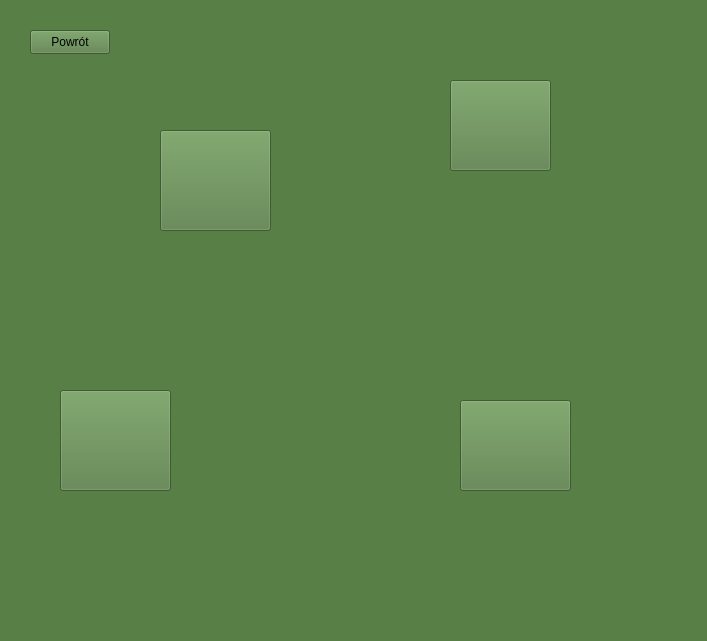
Qt form mapa.ui (SzaryKarton/Kamyczki-) before a commit.
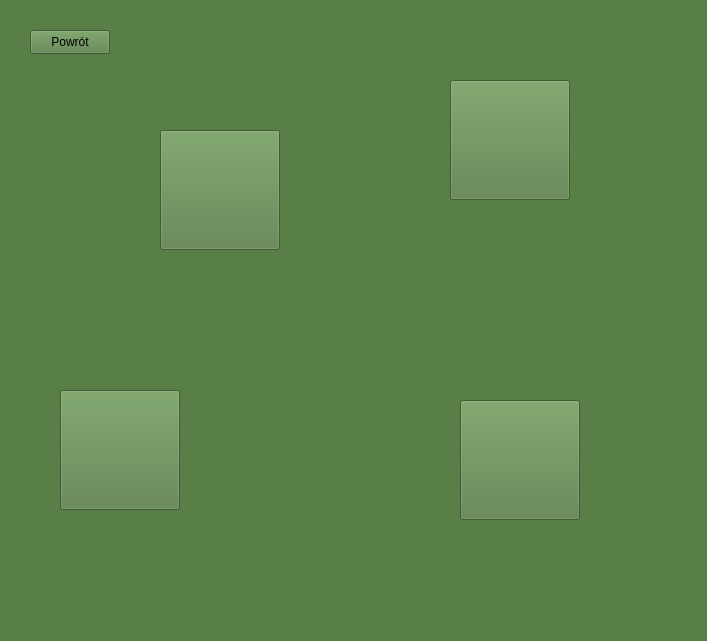
The same form after that commit. Icons and pictures are not drawn.

What changed in the file:
```diff
--- a/mapa.ui
+++ b/mapa.ui
@@ -22,8 +22,8 @@
     <rect>
      <x>160</x>
      <y>130</y>
-     <width>111</width>
-     <height>101</height>
+     <width>120</width>
+     <height>120</height>
     </rect>
    </property>
    <property name="styleSheet">
@@ -38,8 +38,8 @@
     <rect>
      <x>60</x>
      <y>390</y>
-     <width>111</width>
-     <height>101</height>
+     <width>120</width>
+     <height>120</height>
     </rect>
    </property>
    <property name="styleSheet">
@@ -54,8 +54,8 @@
     <rect>
      <x>460</x>
      <y>400</y>
-     <width>111</width>
-     <height>91</height>
+     <width>120</width>
+     <height>120</height>
     </rect>
    </property>
    <property name="styleSheet">
@@ -70,8 +70,8 @@
     <rect>
      <x>450</x>
      <y>80</y>
-     <width>101</width>
-     <height>91</height>
+     <width>120</width>
+     <height>120</height>
     </rect>
    </property>
    <property name="styleSheet">
```
Left out of the diff: 8 changed lines with no effect on the pictures.
